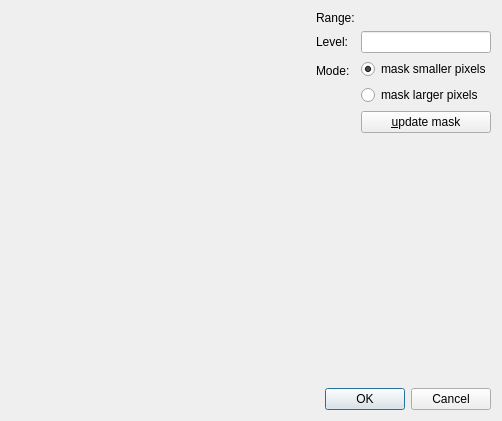
This is plugins/imagingfcs/qfrdrimagingfcsmaskbyintensity.ui in jkriege2/QuickFit3 as Qt 5 draws it before an edit. The edited form follows.
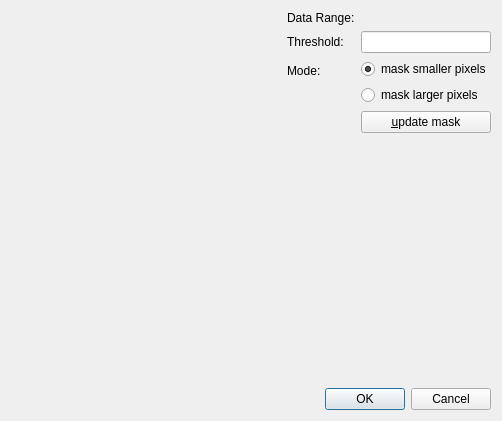
This is the edited form. Custom widgets are drawn as their Qt base class.

```diff
--- a/plugins/imagingfcs/qfrdrimagingfcsmaskbyintensity.ui
+++ b/plugins/imagingfcs/qfrdrimagingfcsmaskbyintensity.ui
@@ -27,7 +27,7 @@
        <item row="1" column="0">
         <widget class="QLabel" name="label">
          <property name="text">
-          <string>Level: </string>
+          <string>Threshold:</string>
          </property>
          <property name="buddy">
           <cstring>edtLevel</cstring>
@@ -71,7 +71,7 @@
        <item row="0" column="0">
         <widget class="QLabel" name="label_3">
          <property name="text">
-          <string>Range:</string>
+          <string>Data Range:</string>
          </property>
         </widget>
        </item>
```
Left out of the diff: 16 changed lines with no effect on the pictures.
